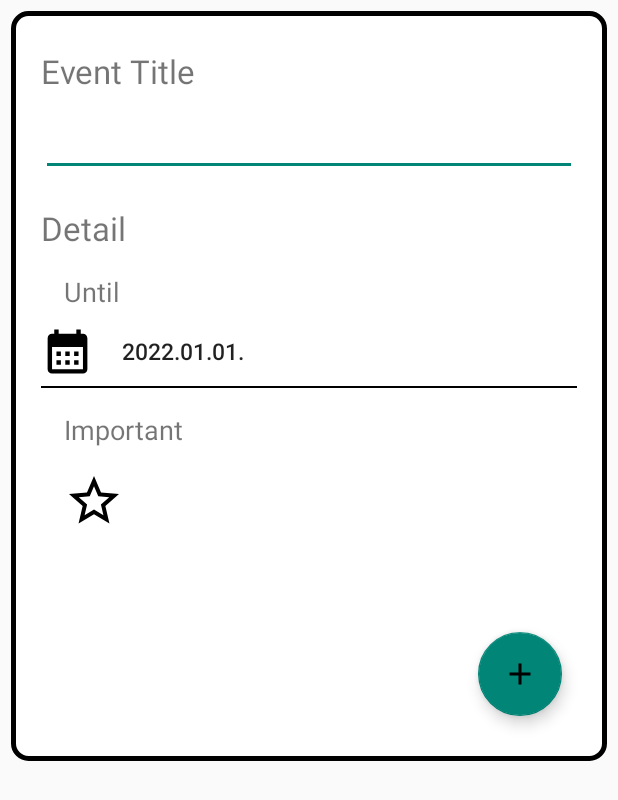
After one commit to TreeJin99/MyTodo, an Android app: the layout addtodo.xml on its own in the app's theme, with its tools: preview values and no code run, on a phone screen of 412 x 824 dp. The commit adds this screen. Shown: the top 800 px of the screen. Run offline under Robolectric (Android 15) with nearby library versions, the phone set to English and light mode, and no system bars.

Commit message:
FEAT: Add Todo layout 추가

```diff
--- a/app/src/main/AndroidManifest.xml
+++ b/app/src/main/AndroidManifest.xml
@@ -14,7 +14,7 @@
         android:theme="@style/Theme.MyTodo"
         tools:targetApi="31">
         <activity
-            android:name=".MainActivity"
+            android:name=".ui.MainActivity"
             android:exported="true">
             <intent-filter>
                 <action android:name="android.intent.action.MAIN" />
--- a/app/src/main/java/com/example/mytodo/dto/TodoModel.kt
+++ b/app/src/main/java/com/example/mytodo/dto/TodoModel.kt
@@ -7,6 +7,8 @@ import androidx.room.PrimaryKey
 data class TodoModel(
     val title: String,
     val timestamp: String,
+    val endDate: String,
+    var isImportant: Boolean,
     var isChecked: Boolean
 ){
     @PrimaryKey(autoGenerate = true)
--- a/app/src/main/java/com/example/mytodo/MainActivity.kt
+++ b/app/src/main/java/com/example/mytodo/ui/MainActivity.kt
@@ -1,11 +1,10 @@
-package com.example.mytodo
+package com.example.mytodo.ui
 
 import androidx.appcompat.app.AppCompatActivity
 import android.os.Bundle
 import android.util.Log
-import android.widget.Toast
 import androidx.appcompat.widget.Toolbar
-import androidx.fragment.app.FragmentTransaction
+import com.example.mytodo.R
 import com.example.mytodo.databinding.ActivityMainBinding
 import com.example.mytodo.ui.donelist.DoneListFragment
 import com.example.mytodo.ui.setting.SettingFragment
--- /dev/null
+++ b/app/src/main/res/drawable/edge_black.xml
@@ -0,0 +1,15 @@
+<?xml version="1.0" encoding="utf-8"?>
+<shape xmlns:android="http://schemas.android.com/apk/res/android"
+    android:padding="10dp"
+    android:shape="rectangle" >
+    <solid android:color="#FFFFFF" />
+    <stroke
+        android:width="3dp"
+        android:color="@color/black"/>
+    <corners
+        android:bottomLeftRadius="10dp"
+        android:bottomRightRadius="10dp"
+        android:topLeftRadius="10dp"
+        android:topRightRadius="10dp" />
+
+</shape>
--- /dev/null
+++ b/app/src/main/res/drawable/edge_empty.xml
@@ -0,0 +1,6 @@
+<?xml version="1.0" encoding="utf-8"?>
+<shape xmlns:android="http://schemas.android.com/apk/res/android"
+    android:padding="10dp"
+    android:shape="rectangle" >
+
+</shape>
--- /dev/null
+++ b/app/src/main/res/drawable/ic_baseline_access_time_24.xml
@@ -0,0 +1,6 @@
+<vector android:height="24dp" android:tint="#000000"
+    android:viewportHeight="24" android:viewportWidth="24"
+    android:width="24dp" xmlns:android="http://schemas.android.com/apk/res/android">
+    <path android:fillColor="@android:color/white" android:pathData="M11.99,2C6.47,2 2,6.48 2,12s4.47,10 9.99,10C17.52,22 22,17.52 22,12S17.52,2 11.99,2zM12,20c-4.42,0 -8,-3.58 -8,-8s3.58,-8 8,-8 8,3.58 8,8 -3.58,8 -8,8z"/>
+    <path android:fillColor="@android:color/white" android:pathData="M12.5,7H11v6l5.25,3.15 0.75,-1.23 -4.5,-2.67z"/>
+</vector>
--- /dev/null
+++ b/app/src/main/res/drawable/ic_baseline_calendar_month_24.xml
@@ -0,0 +1,5 @@
+<vector android:height="24dp" android:tint="#000000"
+    android:viewportHeight="24" android:viewportWidth="24"
+    android:width="24dp" xmlns:android="http://schemas.android.com/apk/res/android">
+    <path android:fillColor="@android:color/white" android:pathData="M19,4h-1V2h-2v2H8V2H6v2H5C3.89,4 3.01,4.9 3.01,6L3,20c0,1.1 0.89,2 2,2h14c1.1,0 2,-0.9 2,-2V6C21,4.9 20.1,4 19,4zM19,20H5V10h14V20zM9,14H7v-2h2V14zM13,14h-2v-2h2V14zM17,14h-2v-2h2V14zM9,18H7v-2h2V18zM13,18h-2v-2h2V18zM17,18h-2v-2h2V18z"/>
+</vector>
--- /dev/null
+++ b/app/src/main/res/drawable/ic_baseline_library_books_24.xml
@@ -0,0 +1,5 @@
+<vector android:height="24dp" android:tint="#000000"
+    android:viewportHeight="24" android:viewportWidth="24"
+    android:width="24dp" xmlns:android="http://schemas.android.com/apk/res/android">
+    <path android:fillColor="@android:color/white" android:pathData="M4,6L2,6v14c0,1.1 0.9,2 2,2h14v-2L4,20L4,6zM20,2L8,2c-1.1,0 -2,0.9 -2,2v12c0,1.1 0.9,2 2,2h12c1.1,0 2,-0.9 2,-2L22,4c0,-1.1 -0.9,-2 -2,-2zM19,11L9,11L9,9h10v2zM15,15L9,15v-2h6v2zM19,7L9,7L9,5h10v2z"/>
+</vector>
--- /dev/null
+++ b/app/src/main/res/drawable/ic_baseline_star_24.xml
@@ -0,0 +1,5 @@
+<vector android:height="24dp" android:tint="#000000"
+    android:viewportHeight="24" android:viewportWidth="24"
+    android:width="24dp" xmlns:android="http://schemas.android.com/apk/res/android">
+    <path android:fillColor="@android:color/white" android:pathData="M12,17.27L18.18,21l-1.64,-7.03L22,9.24l-7.19,-0.61L12,2 9.19,8.63 2,9.24l5.46,4.73L5.82,21z"/>
+</vector>
--- /dev/null
+++ b/app/src/main/res/drawable/ic_baseline_star_border_24.xml
@@ -0,0 +1,5 @@
+<vector android:height="24dp" android:tint="#000000"
+    android:viewportHeight="24" android:viewportWidth="24"
+    android:width="24dp" xmlns:android="http://schemas.android.com/apk/res/android">
+    <path android:fillColor="@android:color/white" android:pathData="M22,9.24l-7.19,-0.62L12,2 9.19,8.63 2,9.24l5.46,4.73L5.82,21 12,17.27 18.18,21l-1.63,-7.03L22,9.24zM12,15.4l-3.76,2.27 1,-4.28 -3.32,-2.88 4.38,-0.38L12,6.1l1.71,4.04 4.38,0.38 -3.32,2.88 1,4.28L12,15.4z"/>
+</vector>
--- a/app/src/main/res/layout/activity_main.xml
+++ b/app/src/main/res/layout/activity_main.xml
@@ -5,7 +5,7 @@
     android:layout_width="match_parent"
     android:layout_height="match_parent"
     android:background="#D8D8D8"
-    tools:context=".MainActivity">
+    tools:context=".ui.MainActivity">
 
     <androidx.appcompat.widget.Toolbar
         android:id="@+id/toolbar"
--- /dev/null
+++ b/app/src/main/res/layout/addtodo.xml
@@ -0,0 +1,145 @@
+<?xml version="1.0" encoding="utf-8"?>
+<androidx.constraintlayout.widget.ConstraintLayout xmlns:android="http://schemas.android.com/apk/res/android"
+    xmlns:app="http://schemas.android.com/apk/res-auto"
+    xmlns:tools="http://schemas.android.com/tools"
+    android:layout_width="match_parent"
+    android:layout_height="500dp"
+    android:layout_margin="7dp"
+    android:background="@drawable/edge_black">
+
+    <androidx.constraintlayout.widget.ConstraintLayout
+        android:id="@+id/topLayout"
+        android:layout_width="match_parent"
+        android:layout_height="wrap_content"
+        android:layout_margin="20dp"
+        app:layout_constraintEnd_toEndOf="parent"
+        app:layout_constraintStart_toStartOf="parent"
+        app:layout_constraintTop_toTopOf="parent">
+
+        <TextView
+            android:id="@+id/addTodoTitle"
+            android:layout_width="match_parent"
+            android:layout_height="40dp"
+            android:gravity="center_vertical"
+            android:text="@string/event_title"
+            android:textSize="10pt"
+            app:layout_constraintEnd_toEndOf="parent"
+            app:layout_constraintStart_toStartOf="parent"
+            app:layout_constraintTop_toTopOf="parent" />
+
+        <EditText
+            android:id="@+id/addTodoEditText"
+            android:layout_width="match_parent"
+            android:layout_height="50dp"
+            app:layout_constraintEnd_toEndOf="parent"
+            app:layout_constraintStart_toStartOf="parent"
+            app:layout_constraintTop_toBottomOf="@id/addTodoTitle" />
+    </androidx.constraintlayout.widget.ConstraintLayout>
+
+    <androidx.constraintlayout.widget.ConstraintLayout
+        android:layout_width="match_parent"
+        android:layout_height="wrap_content"
+        android:layout_margin="20dp"
+        app:layout_constraintTop_toBottomOf="@id/topLayout">
+
+        <TextView
+            android:id="@+id/detailText"
+            android:layout_width="match_parent"
+            android:layout_height="wrap_content"
+            android:text="@string/detail"
+            android:textSize="10pt"
+            app:layout_constraintEnd_toEndOf="parent"
+            app:layout_constraintStart_toStartOf="parent"
+            app:layout_constraintTop_toTopOf="parent" />
+
+        <androidx.constraintlayout.widget.ConstraintLayout
+            android:id="@+id/untilLayout"
+            android:layout_width="match_parent"
+            android:layout_height="wrap_content"
+            app:layout_constraintTop_toBottomOf="@id/detailText">
+
+            <TextView
+                android:id="@+id/untilText"
+                android:layout_width="wrap_content"
+                android:layout_height="wrap_content"
+                android:layout_margin="15dp"
+                android:text="@string/until"
+                android:textSize="8pt"
+                app:layout_constraintStart_toStartOf="parent"
+                app:layout_constraintTop_toTopOf="parent" />
+
+            <ImageView
+                android:id="@+id/calendarImage"
+                android:layout_width="35dp"
+                android:layout_height="35dp"
+                android:layout_marginTop="10dp"
+                android:background="@drawable/ic_baseline_calendar_month_24"
+                android:contentDescription="@string/calendar"
+                app:layout_constraintStart_toStartOf="parent"
+                app:layout_constraintTop_toBottomOf="@id/untilText" />
+
+            <Button
+                android:layout_width="wrap_content"
+                android:layout_height="0dp"
+                android:layout_marginStart="15dp"
+                android:background="@drawable/edge_empty"
+                android:textSize="7pt"
+                app:layout_constraintBottom_toBottomOf="@id/calendarImage"
+                app:layout_constraintStart_toEndOf="@id/calendarImage"
+                app:layout_constraintTop_toTopOf="@id/calendarImage"
+                tools:text="2022.01.01." />
+
+            <View
+                android:layout_width="match_parent"
+                android:layout_height="1dp"
+                android:layout_marginTop="5dp"
+                android:background="@color/black"
+                app:layout_constraintTop_toBottomOf="@id/calendarImage" />
+
+        </androidx.constraintlayout.widget.ConstraintLayout>
+
+
+        <androidx.constraintlayout.widget.ConstraintLayout
+            android:id="@+id/importantLayout"
+            android:layout_width="match_parent"
+            android:layout_height="wrap_content"
+            app:layout_constraintTop_toBottomOf="@id/untilLayout"
+            tools:layout_editor_absoluteX="0dp">
+
+            <TextView
+                android:id="@+id/importantText"
+                android:layout_width="wrap_content"
+                android:layout_height="wrap_content"
+                android:layout_margin="15dp"
+                android:text="@string/important"
+                android:textSize="8pt"
+                app:layout_constraintStart_toStartOf="parent"
+                app:layout_constraintTop_toTopOf="parent" />
+
+            <Button
+                android:layout_width="40dp"
+                android:layout_height="40dp"
+                android:layout_marginTop="15dp"
+                android:background="@drawable/ic_baseline_star_border_24"
+                android:contentDescription="TODO"
+                app:layout_constraintStart_toStartOf="@id/importantText"
+                app:layout_constraintTop_toBottomOf="@id/importantText" />
+
+        </androidx.constraintlayout.widget.ConstraintLayout>
+
+    </androidx.constraintlayout.widget.ConstraintLayout>
+
+    <com.google.android.material.floatingactionbutton.FloatingActionButton
+        android:id="@+id/addTodo"
+        android:layout_width="wrap_content"
+        android:layout_height="wrap_content"
+        android:layout_margin="30dp"
+        android:clickable="true"
+        android:contentDescription="@string/add_todo"
+        android:focusable="true"
+        android:src="@drawable/ic_baseline_add_24"
+        app:layout_constraintBottom_toBottomOf="parent"
+        app:layout_constraintEnd_toEndOf="parent"
+        />
+
+</androidx.constraintlayout.widget.ConstraintLayout>
--- a/app/src/main/res/values/strings.xml
+++ b/app/src/main/res/values/strings.xml
@@ -7,4 +7,11 @@
     <string name="setting">Setting</string>
     <string name="search">Search</string>
     <string name="add_todo">Add Todo</string>
+    <string name="event_title">Event Title</string>
+    <string name="until">Until</string>
+    <string name="detail">Detail</string>
+    <string name="end_date">End Date</string>
+    <string name="clock_image">Clock Image</string>
+    <string name="calendar">calendar</string>
+    <string name="important">Important</string>
 </resources>
```
